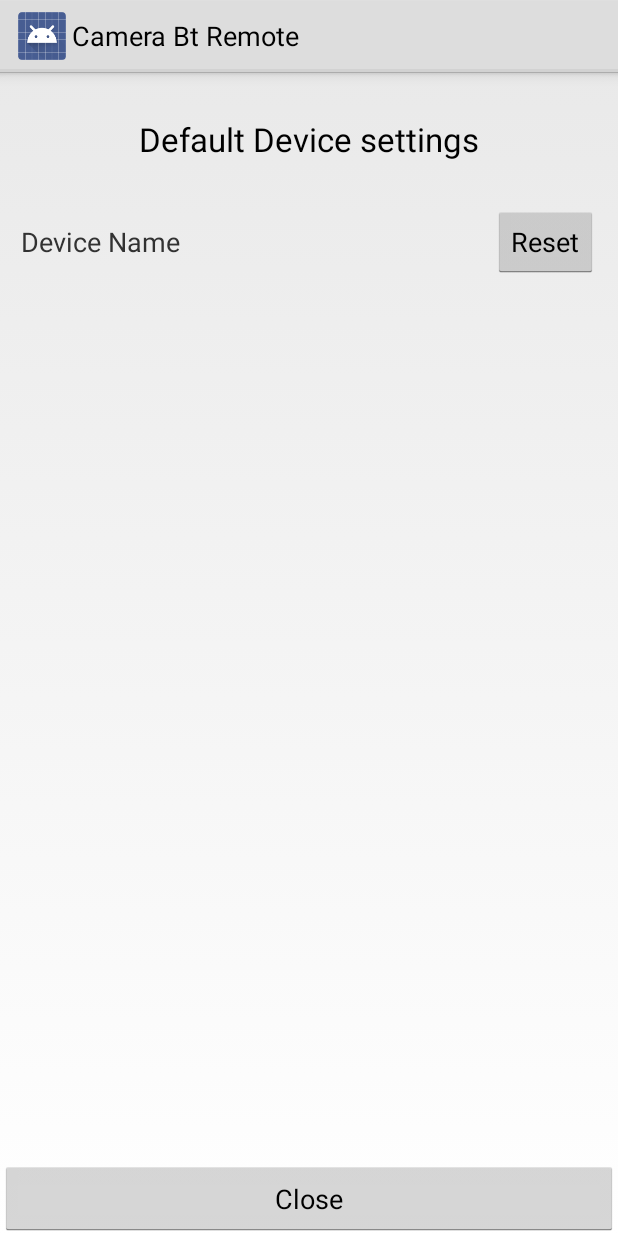
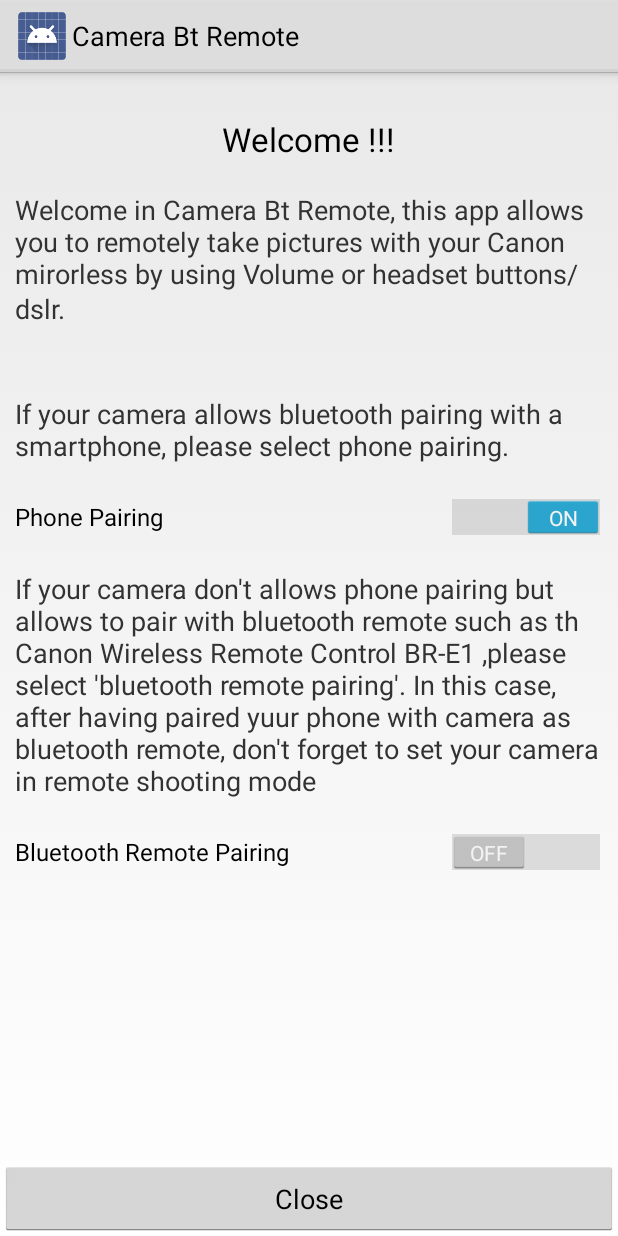
Before and after one commit to Rerelekeke/CanonLightRemote, an Android app: the SettingsActivity screen opened directly, with no data from a screen before it, on a phone screen of 412 x 824 dp. Run offline under Robolectric (Android 15) with nearby library versions, the phone set to English and light mode, and no system bars.

Commit message:
add bluetooth remote handling

```diff
--- a/Application/src/main/java/com/rmthrt/camerabtremote/SettingsActivity.java
+++ b/Application/src/main/java/com/rmthrt/camerabtremote/SettingsActivity.java
@@ -17,15 +17,53 @@ public class SettingsActivity extends Activity {
     public static Button mResetDefaultDeviceButton;
     public static TextView mDefaultDeviceTextView;
 
+    private Switch mPhonePairingSwitch;
+    private Switch mBtRemotePairingSwitch;
+
     @Override
     public void onCreate(Bundle savedInstanceState) {
         super.onCreate(savedInstanceState);
         setContentView(R.layout.activity_settings);
 
+        if(DeviceControlActivity.getDeviceName()==null)
+        {
+            findViewById(R.id.welcomeLayout).setVisibility(View.VISIBLE);
+            findViewById(R.id.defaulLayout).setVisibility(View.INVISIBLE);
+        }
+        else
+        {
+            findViewById(R.id.welcomeLayout).setVisibility(View.INVISIBLE);
+            findViewById(R.id.defaulLayout).setVisibility(View.VISIBLE);
+        }
+
         mResetDefaultDeviceButton = findViewById(R.id.resetDefaultDeviceButton);
         mDefaultDeviceTextView = findViewById(R.id.defaultDeviceTextView);
 
         mDefaultDeviceTextView.setText(DeviceControlActivity.getDeviceName());
+
+        mPhonePairingSwitch = findViewById(R.id.PhonePairingSwitch);
+        mBtRemotePairingSwitch = findViewById(R.id.BtRemotePairingSwitch);
+
+        mPhonePairingSwitch.setChecked(!MainActivity.persistency.getBoolean(MainActivity.PERSISTENCY_USING_PHONE_OR_BLUETOOTH_PAIRING,false));
+        mBtRemotePairingSwitch.setChecked(MainActivity.persistency.getBoolean(MainActivity.PERSISTENCY_USING_PHONE_OR_BLUETOOTH_PAIRING,false));
+
+        mPhonePairingSwitch.setOnCheckedChangeListener(new CompoundButton.OnCheckedChangeListener() {
+            public void onCheckedChanged(CompoundButton buttonView, boolean isChecked) {
+                if(mPhonePairingSwitch.isChecked())
+                {
+                    mBtRemotePairingSwitch.setChecked(false);
+                }
+            }
+        });
+
+        mBtRemotePairingSwitch.setOnCheckedChangeListener(new CompoundButton.OnCheckedChangeListener() {
+            public void onCheckedChanged(CompoundButton buttonView, boolean isChecked) {
+                if(mBtRemotePairingSwitch.isChecked())
+                {
+                    mPhonePairingSwitch.setChecked(false);
+                }
+            }
+        });
 
 
 
@@ -47,6 +85,13 @@ public class SettingsActivity extends Activity {
 
     }
 
+    @Override
+    protected void onDestroy() {
+        super.onDestroy();
+        SharedPreferences.Editor editor = MainActivity.persistency.edit();
+        editor.putBoolean(MainActivity.PERSISTENCY_USING_PHONE_OR_BLUETOOTH_PAIRING, false);
+        editor.commit();
+    }
 
 
 
--- a/Application/src/main/res/layout/activity_settings.xml
+++ b/Application/src/main/res/layout/activity_settings.xml
@@ -24,6 +24,74 @@
 
 
     <LinearLayout
+        android:id="@+id/welcomeLayout"
+        android:layout_width="match_parent"
+        android:layout_height="wrap_content"
+        android:layout_margin="10dp"
+        android:orientation="vertical"
+        app:layout_constraintTop_toTopOf="parent"
+        app:layout_constraintLeft_toLeftOf="parent">
+
+        <LinearLayout
+            android:layout_width="wrap_content"
+            android:layout_height="wrap_content"
+            android:layout_gravity="center"
+            android:layout_marginVertical="20dp"
+            android:orientation="vertical">
+
+            <TextView
+                android:layout_width="match_parent"
+                android:layout_height="wrap_content"
+                android:layout_gravity="center"
+                android:text="Welcome !!!"
+                android:textAppearance="@style/TextAppearance.AppCompat.Large" />
+
+
+        </LinearLayout>
+
+        <TextView
+            android:id="@+id/welcomeText"
+            android:layout_width="wrap_content"
+            android:layout_height="match_parent"
+            android:text="Welcome in Camera Bt Remote, this app allows you to remotely take pictures with your Canon mirorless by using Volume or headset buttons/dslr.\n\n"
+            android:gravity="left"
+            android:textAppearance="@style/TextAppearance.AppCompat.Medium" />
+
+
+        <TextView
+            android:id="@+id/welcomeText1"
+            android:layout_width="wrap_content"
+            android:layout_height="match_parent"
+            android:text="If your camera allows bluetooth pairing with a smartphone, please select phone pairing.\n"
+            android:gravity="left"
+            android:textAppearance="@style/TextAppearance.AppCompat.Medium" />
+
+        <Switch
+            android:id="@+id/PhonePairingSwitch"
+            android:layout_width="match_parent"
+            android:layout_height="wrap_content"
+            android:text="Phone Pairing" />
+
+        <TextView
+            android:id="@+id/welcomeText3"
+            android:layout_width="wrap_content"
+            android:layout_height="match_parent"
+            android:text="\nIf your camera don't allows phone pairing but allows to pair with bluetooth remote such as th Canon Wireless Remote Control BR-E1 ,please select 'bluetooth remote pairing'. In this case, after having paired yuur phone with camera as bluetooth remote, don't forget to set your camera in remote shooting mode\n"
+            android:gravity="left"
+            android:textAppearance="@style/TextAppearance.AppCompat.Medium" />
+
+        <Switch
+            android:id="@+id/BtRemotePairingSwitch"
+            android:layout_width="match_parent"
+            android:layout_height="wrap_content"
+            android:text="Bluetooth Remote Pairing" />
+
+
+
+    </LinearLayout>
+
+    <LinearLayout
+        android:id="@+id/defaulLayout"
         android:layout_width="match_parent"
         android:layout_height="wrap_content"
         android:layout_margin="10dp"
```
Also changed, not shown: Application/src/main/java/com/rmthrt/camerabtremote/BluetoothLeService.java (+100 -6 lines), Application/src/main/java/com/rmthrt/camerabtremote/DeviceControlActivity.java (+9 -1 lines), Application/src/main/java/com/rmthrt/camerabtremote/MainActivity.java (+14 -2 lines).
